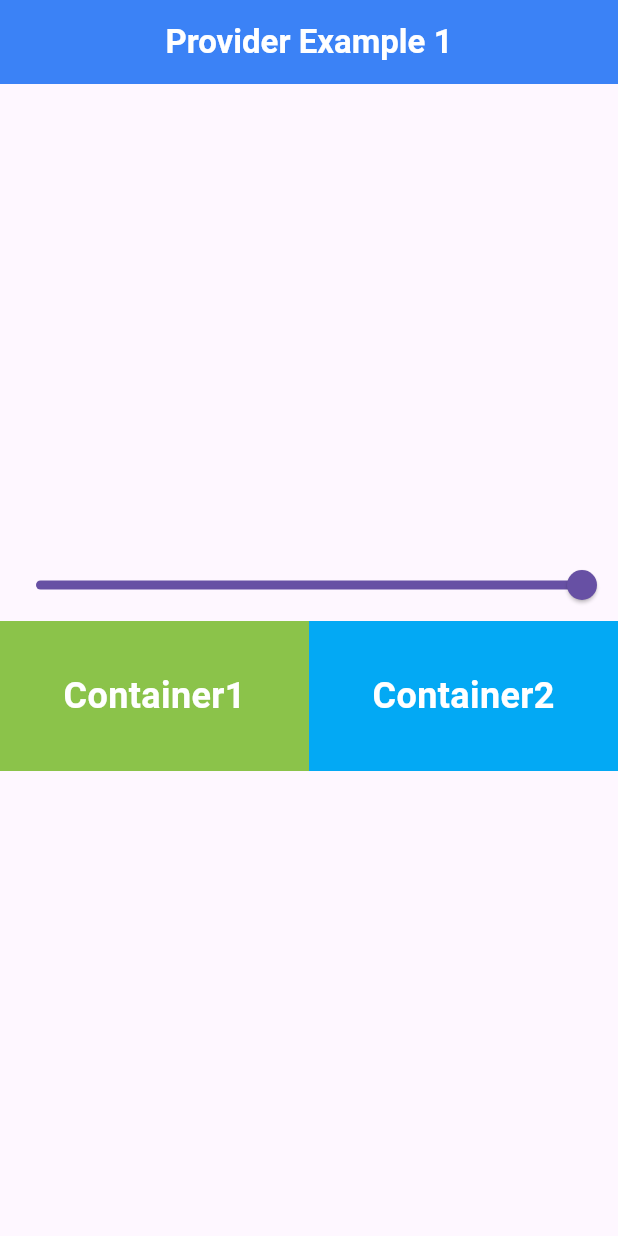
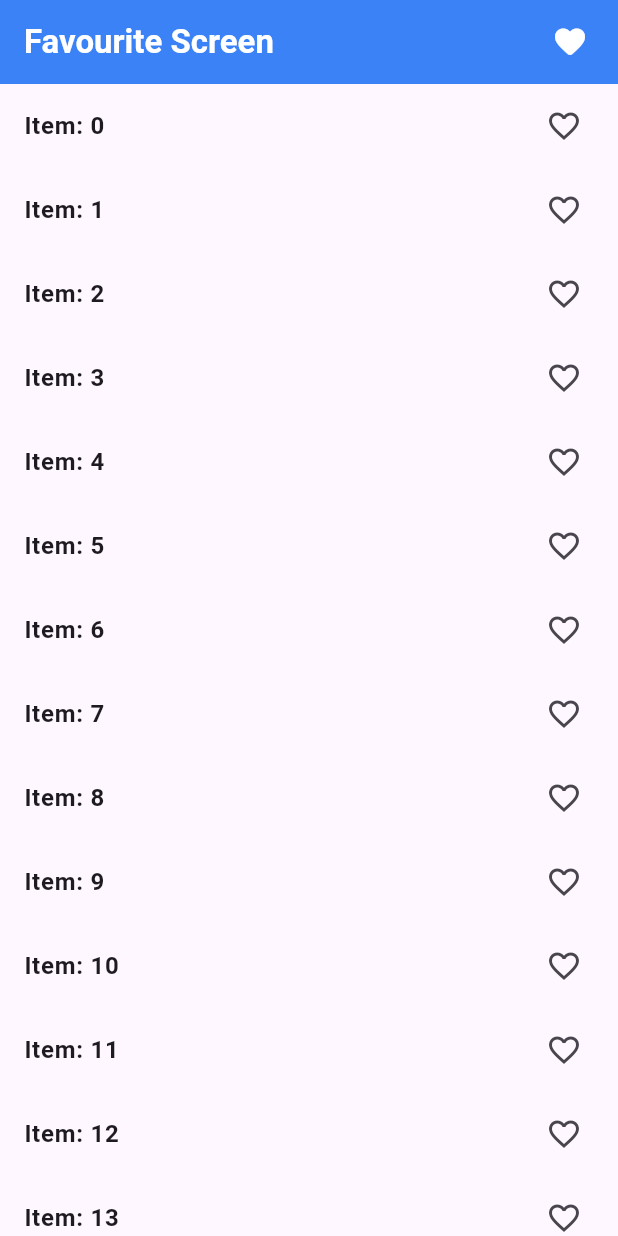
Before and after one commit to Ankush-Paul-02/Flutter-Provider, a Flutter app: the screen it shows after launch, on a phone screen of 412 x 824 dp. Run offline on Flutter 3.47's test engine with Material 2 defaults, Android fonts, the phone set to English and light mode, and no system bars; our stand-ins replace velocity_x.

Commit message:
4th commit

```diff
--- a/lib/main.dart
+++ b/lib/main.dart
@@ -1,7 +1,8 @@
 import 'package:flutter/material.dart';
 import 'package:flutter_provider/providers/count_provider.dart';
 import 'package:flutter_provider/providers/example_one_provider.dart';
-import 'package:flutter_provider/screens/example_one.dart';
+import 'package:flutter_provider/providers/favourite_provider.dart';
+import 'package:flutter_provider/screens/favorite/favourite_screen.dart';
 import 'package:provider/provider.dart';
 
 void main() {
@@ -17,13 +18,14 @@ class MainApp extends StatelessWidget {
       providers: [
         ChangeNotifierProvider(create: (_) => CountProvider()),
         ChangeNotifierProvider(create: (_) => ExampleOneProvider()),
+        ChangeNotifierProvider(create: (_) => FavouriteItemProvider()),
       ],
       child: MaterialApp(
         debugShowCheckedModeBanner: false,
         theme: ThemeData(
           useMaterial3: true,
         ),
-        home: const ExampleOneScreen(),
+        home: FavouriteScreen(),
       ),
     );
   }
--- /dev/null
+++ b/lib/providers/favourite_provider.dart
@@ -0,0 +1,17 @@
+import 'package:flutter/material.dart';
+
+class FavouriteItemProvider with ChangeNotifier {
+  List<int> _selectedItems = [];
+
+  List<int> get selectedItem => _selectedItems;
+
+  void addItems(int value) {
+    _selectedItems.add(value);
+    notifyListeners();
+  }
+
+  void removeItems(int value) {
+    _selectedItems.remove(value);
+    notifyListeners();
+  }
+}
--- /dev/null
+++ b/lib/screens/favorite/favourite_screen.dart
@@ -0,0 +1,64 @@
+// ignore_for_file: must_be_immutable
+import 'package:flutter/material.dart';
+import 'package:flutter_provider/providers/favourite_provider.dart';
+import 'package:flutter_provider/screens/favorite/my_favourite_items.dart';
+import 'package:provider/provider.dart';
+import 'package:velocity_x/velocity_x.dart';
+
+class FavouriteScreen extends StatelessWidget {
+  FavouriteScreen({super.key});
+
+  List<int> selectedItem = [];
+
+  @override
+  Widget build(BuildContext context) {
+    return Scaffold(
+      appBar: AppBar(
+        backgroundColor: Vx.blue500,
+        title: 'Favourite Screen'.text.semiBold.white.make(),
+        actions: [
+          const Icon(
+            Icons.favorite_rounded,
+            color: Vx.white,
+          ).onInkTap(
+            () => Navigator.push(
+              context,
+              MaterialPageRoute(
+                builder: (context) => const FavoriteItems(),
+              ),
+            ),
+          ),
+          20.widthBox,
+        ],
+      ),
+      body: Column(
+        children: [
+          ListView.builder(
+            itemCount: 20,
+            shrinkWrap: true,
+            itemBuilder: (context, index) {
+              return Consumer<FavouriteItemProvider>(
+                builder: (context, value, child) => ListTile(
+                  title: 'Item: $index'.text.semiBold.make(),
+                  trailing: value.selectedItem.contains(index)
+                      ? const Icon(
+                          Icons.favorite,
+                          color: Colors.red,
+                        )
+                      : const Icon(Icons.favorite_outline),
+                  onTap: () {
+                    if (value.selectedItem.contains(index)) {
+                      value.removeItems(index);
+                    } else {
+                      value.addItems(index);
+                    }
+                  },
+                ),
+              );
+            },
+          ).expand(),
+        ],
+      ),
+    );
+  }
+}
```
Also changed, not shown: lib/screens/favorite/my_favourite_items.dart (added, +49 -0 lines).
